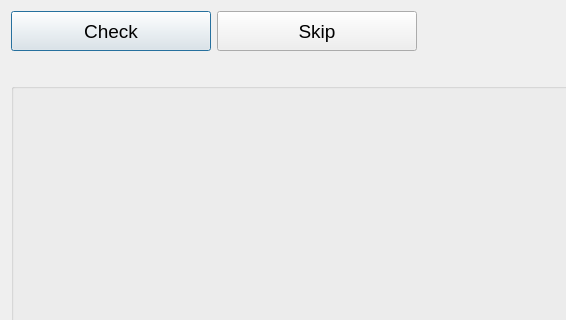
Above: Translate/constructorform.ui from gagikpog/TestAndTranslate before the change; both pictures show x 0 to 566 and y 0 to 320 of the 722 by 594 pixel window. Below: the same form after it.
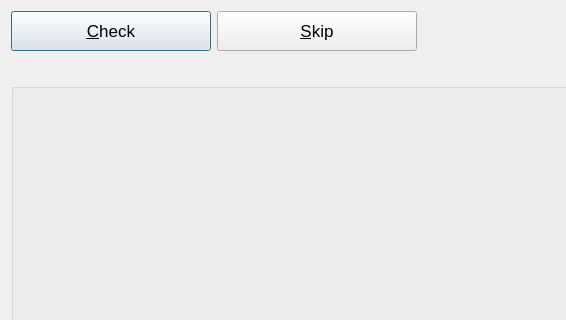
That is the form after the change.

```diff
--- a/Translate/constructorform.ui
+++ b/Translate/constructorform.ui
@@ -10,6 +10,11 @@
     <height>592</height>
    </rect>
   </property>
+  <property name="font">
+   <font>
+    <pointsize>13</pointsize>
+   </font>
+  </property>
   <property name="windowTitle">
    <string>Dialog</string>
   </property>
@@ -30,13 +35,8 @@
          <height>40</height>
         </size>
        </property>
-       <property name="font">
-        <font>
-         <pointsize>14</pointsize>
-        </font>
-       </property>
        <property name="text">
-        <string>Check</string>
+        <string>&amp;Check</string>
        </property>
       </widget>
      </item>
@@ -48,13 +48,8 @@
          <height>40</height>
         </size>
        </property>
-       <property name="font">
-        <font>
-         <pointsize>14</pointsize>
-        </font>
-       </property>
        <property name="text">
-        <string>Skip</string>
+        <string>&amp;Skip</string>
        </property>
       </widget>
      </item>
```
Left out of the diff: 5 changed lines with no effect on the pictures.
